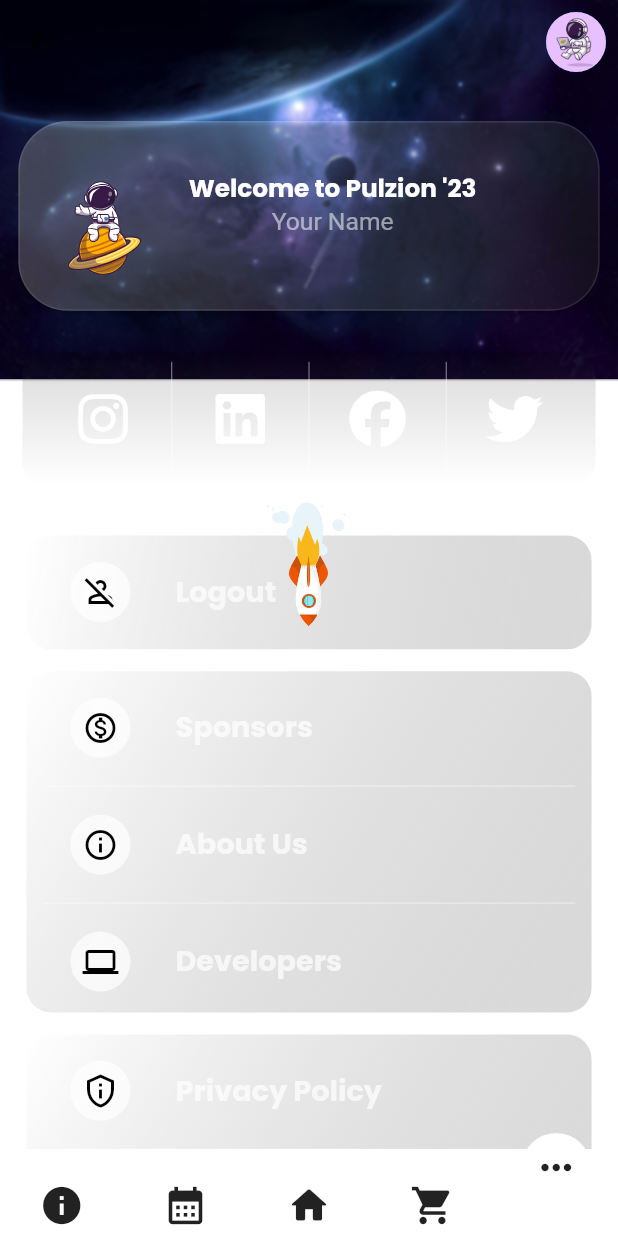
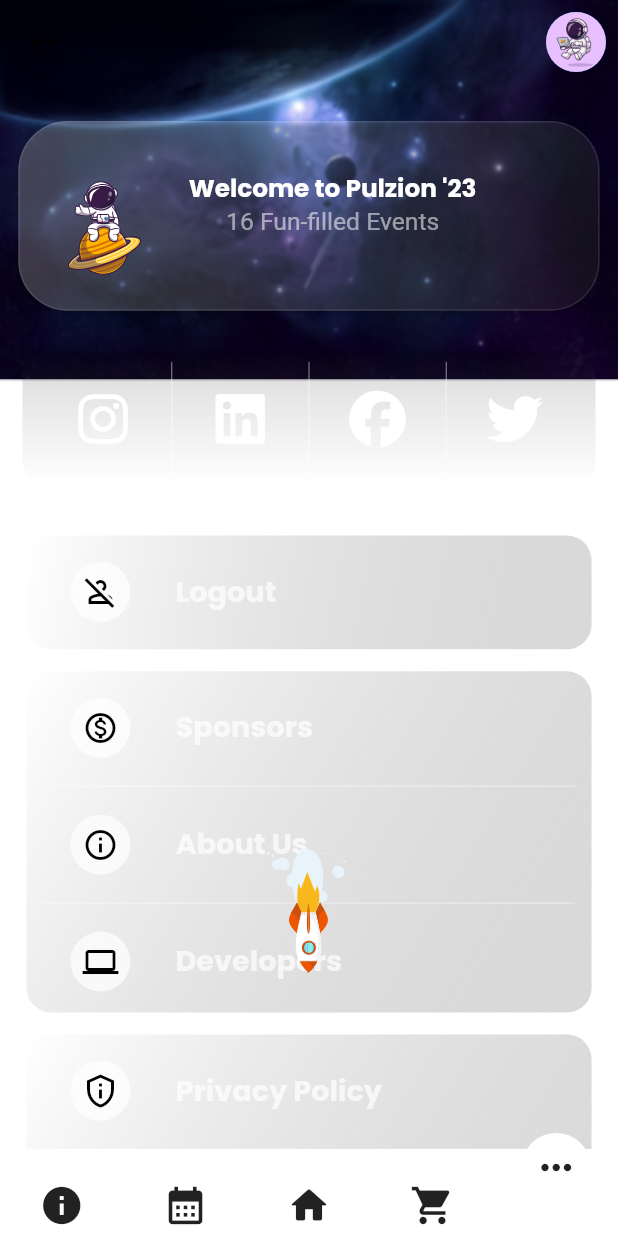
Before and after one commit to PICT-ACM-Student-Chapter/pulzion-23-app, a Flutter app: the BottomNavBar screen opened directly, item 5 of the bottom bar chosen, on a phone screen of 412 x 824 dp. Run offline on Flutter 3.47's test engine with Material 2 defaults, Android fonts, the phone set to English and light mode, and no system bars; drawn by our look-alikes of curved_navigation_bar; our stand-ins replace bloc, countup, firebase_core, firebase_messaging, firebase_remote_config, flutter_bloc and 11 more; missing offline and left inert: glowstone, panorama; accounts and stored records are empty; network calls fail; project files that could hold a hidden picture were left out.

Commit message:
More Page state and animation changes

```diff
--- a/lib/config/remote_config.dart
+++ b/lib/config/remote_config.dart
@@ -15,6 +15,9 @@
   EndPoints.sampleToken = remoteConfig.getString('SampleToken');
   EndPoints.appLatestStableVersion =
       remoteConfig.getString('AppLatestStableVersion');
+  EndPoints.privacyPolicyURL = remoteConfig.getString('privacyPolicy');
+  EndPoints.websiteURL = remoteConfig.getString('websiteUrl');
+  EndPoints.playStoreURL = remoteConfig.getString('playstoreUrl');
   log(EndPoints.baseUrl as String);
   log(EndPoints.sampleToken as String);
   log(EndPoints.appLatestStableVersion as String);
--- a/lib/constants/urls.dart
+++ b/lib/constants/urls.dart
@@ -2,6 +2,10 @@
   static String? sampleToken;
   static String? baseUrl;
   static String? appLatestStableVersion;
+  static String? privacyPolicyURL;
+  static String? websiteURL;
+  static String? playStoreURL;
+
   static String events = '${baseUrl!}/events';
   static String user = '${baseUrl!}/user/me';
   static String login = '${baseUrl!}/user/signin';
--- a/lib/features/login_page/ui/login.dart
+++ b/lib/features/login_page/ui/login.dart
@@ -50,7 +50,9 @@
                 );
                 await context.read<CheckLoginCubit>().checkLogin();
                 if (context.mounted) {
-                  Navigator.pop(context);
+                  while (Navigator.canPop(context)) {
+                    Navigator.pop(context);
+                  }
                 }
               }
               if (state is LoginFailure) {
--- a/lib/features/login_page/ui/sign_up.dart
+++ b/lib/features/login_page/ui/sign_up.dart
@@ -55,7 +55,9 @@
                 );
                 await context.read<CheckLoginCubit>().checkLogin();
                 if (context.mounted) {
-                  Navigator.pop(context);
+                  while(Navigator.canPop(context)) {
+                    Navigator.pop(context);
+                  }
                 }
                 return;
               }
--- a/lib/pages/more_page/ui/child_wild.dart
+++ b/lib/pages/more_page/ui/child_wild.dart
@@ -1,26 +1,42 @@
 import 'package:flutter/material.dart';
+import 'package:url_launcher/url_launcher.dart';
 
 class FrostedTile extends StatelessWidget {
   final IconData tileicon;
   final String tilename;
 
-  final Function? launchURL;
+  final String? url;
+  final VoidCallback? onTap;
+
+  Future<void> _launchInBrowser(Uri url) async {
+    if (!await launchUrl(
+      url,
+      mode: LaunchMode.externalApplication,
+    )) {
+      throw Exception('Could not launch $url');
+    }
+  }
 
   const FrostedTile(
       {super.key,
       required this.tilename,
       required this.tileicon,
-      this.launchURL});
+      this.url,
+      this.onTap});
 
   @override
   Widget build(BuildContext context) {
     var height = MediaQuery.of(context).size.height;
     return GestureDetector(
-      onTap: launchURL != null
+      onTap: url != null
           ? () async {
-              await launchURL!(Uri.parse('https://pict.acm.org/pulzion19/'));
+              await _launchInBrowser(Uri.parse(url!));
             }
-          : null,
+          : onTap ??
+              () {
+                // If Both URL and onTap are not present then do nothing
+                null;
+              },
       child: Row(
         children: [
           Padding(
--- a/lib/pages/more_page/ui/more_main.dart
+++ b/lib/pages/more_page/ui/more_main.dart
@@ -6,6 +6,8 @@
 import 'package:font_awesome_flutter/font_awesome_flutter.dart';
 import 'package:lottie/lottie.dart';
 import 'package:pulzion23/constants/images.dart';
+import 'package:pulzion23/constants/urls.dart';
+import 'package:pulzion23/features/login_page/ui/login_signup_intro.dart';
 import 'package:url_launcher/url_launcher.dart';
 
 import '../../../features/login_page/cubit/check_login_cubit.dart';
@@ -46,12 +48,19 @@
     }
   }
 
-  Future<void> _launchInBrowser(Uri url) async {
-    if (!await launchUrl(
-      url,
-      mode: LaunchMode.externalApplication,
-    )) {
-      throw Exception('Could not launch $url');
+  // Future<void> _launchInBrowser(Uri url) async {
+  //   if (!await launchUrl(
+  //     url,
+  //     mode: LaunchMode.externalApplication,
+  //   )) {
+  //     throw Exception('Could not launch $url');
+  //   }
+  // }
+
+  Future<void> _logout() async {
+    await context.read<CheckLoginCubit>().logout();
+    if (context.mounted) {
+      await context.read<CheckLoginCubit>().checkLogin();
     }
   }
 
@@ -98,11 +107,8 @@
                       }),
                       child: ClipRRect(
                         borderRadius: BorderRadius.circular(ht),
-                        child: FittedBox(
-                          fit: BoxFit.fill,
-                          child: Lottie.asset(
-                            imgC ? AppImages.spaceman : AppImages.spaceman2,
-                          ),
+                        child: Lottie.asset(
+                          imgC ? AppImages.spaceman : AppImages.spaceman2,
                         ),
                       ),
                     ),
@@ -205,7 +211,7 @@
                         FittedBox(
                           fit: BoxFit.contain,
                           child: Text(
-                            'Anonymous',
+                            '16 Fun-filled Events',
                             style: TextStyle(
                               color: Colors.white54,
                               overflow: TextOverflow.ellipsis,
@@ -238,7 +244,7 @@
           child: Column(
             children: [
               Expanded(
-                child: titleBar('', 'Your Name', height),
+                child: titleBar('', '16 Fun-filled Events', height),
               ),
               Container(
                 margin: EdgeInsets.all(height / 55),
@@ -316,9 +322,10 @@
                   if (state is CheckLoginSuccess) {
                     List<List<FrostedTile>> f = [
                       [
-                        const FrostedTile(
+                        FrostedTile(
                           tilename: 'Logout',
                           tileicon: Icons.person_off_outlined,
+                          onTap: _logout,
                         ),
                       ],
                       [
@@ -339,12 +346,12 @@
                         FrostedTile(
                           tilename: 'Privacy Policy',
                           tileicon: Icons.privacy_tip_outlined,
-                          launchURL: _launchInBrowser,
+                          url: EndPoints.privacyPolicyURL,
                         ),
                         FrostedTile(
                           tilename: 'Visit Website',
                           tileicon: Icons.web_outlined,
-                          launchURL: _launchInBrowser,
+                          url: EndPoints.websiteURL,
                         ),
                         const FrostedTile(
                           tilename: 'Rate us on Play Store',
@@ -367,7 +374,7 @@
                                     AnimationConfiguration.staggeredList(
                                       position: index,
                                       duration:
-                                          const Duration(milliseconds: 2400),
+                                          const Duration(milliseconds: 1200),
                                       child: SlideAnimation(
                                         child: ScaleAnimation(
                                           curve: Curves.easeInOut,
@@ -389,9 +396,17 @@
                   if (state is CheckLoginFailure) {
                     List<List<FrostedTile>> f = [
                       [
-                        const FrostedTile(
+                        FrostedTile(
                           tilename: 'Sign Up',
                           tileicon: Icons.login,
+                          onTap: () {
+                            Navigator.push(
+                              context,
+                              MaterialPageRoute(
+                                builder: (context) => const LoginSignUpIntro(),
+                              ),
+                            );
+                          },
                         ),
                       ],
                       [
@@ -412,16 +427,17 @@
                         FrostedTile(
                           tilename: 'Privacy Policy',
                           tileicon: Icons.privacy_tip_outlined,
-                          launchURL: _launchInBrowser,
+                          url: EndPoints.privacyPolicyURL,
                         ),
                         FrostedTile(
                           tilename: 'Visit Website',
                           tileicon: Icons.web_outlined,
-                          launchURL: _launchInBrowser,
+                          url: EndPoints.websiteURL,
                         ),
-                        const FrostedTile(
+                        FrostedTile(
                           tilename: 'Rate us on Play Store',
                           tileicon: FontAwesomeIcons.googlePlay,
+                          url: EndPoints.playStoreURL,
                         ),
                       ],
                     ];
@@ -440,7 +456,7 @@
                                     AnimationConfiguration.staggeredList(
                                       position: index,
                                       duration:
-                                          const Duration(milliseconds: 2400),
+                                          const Duration(milliseconds: 1200),
                                       child: SlideAnimation(
                                         child: ScaleAnimation(
                                           curve: Curves.easeInOut,
@@ -466,7 +482,7 @@
           ),
         ),
         AnimatedOpacity(
-          duration: const Duration(milliseconds: 500),
+          duration: const Duration(milliseconds: 300),
           opacity: _opacity,
           curve: Curves.decelerate,
           child: Rocket(
--- a/lib/pages/more_page/ui/rocket.dart
+++ b/lib/pages/more_page/ui/rocket.dart
@@ -45,7 +45,7 @@
                       widget.setRocket();
                     });
                   },
-                  duration: const Duration(milliseconds: 2200),
+                  duration: const Duration(milliseconds: 1200),
                   alignment: a ? Alignment.bottomCenter : Alignment.topCenter,
                   child: Transform.rotate(
                     angle: pi,
```
